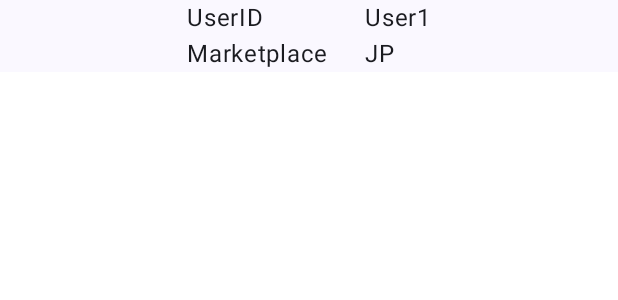
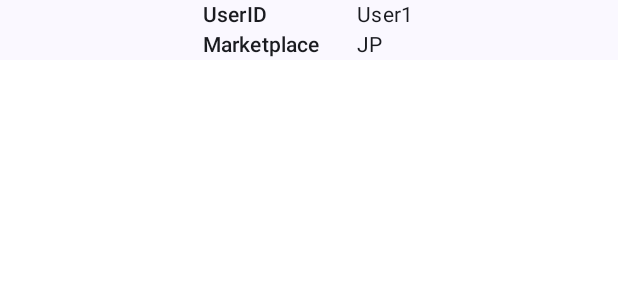
Before and after one commit to TatsukiIshijima/amazon-purchasing, an Android app built with Jetpack Compose: the @Preview function PreviewUserDataHeader, on a phone screen of 412 x 824 dp. Shown: the top 300 px of the screen. Run offline under Robolectric (Android 15) with nearby library versions, the phone set to English and light mode, and no system bars.

Commit message:
fix text style

```diff
--- a/app/src/main/java/com/tatsuki/appstoresdksample/ui/compose/Body.kt
+++ b/app/src/main/java/com/tatsuki/appstoresdksample/ui/compose/Body.kt
@@ -4,6 +4,7 @@ import androidx.annotation.StringRes
 import androidx.compose.foundation.layout.Column
 import androidx.compose.foundation.layout.Spacer
 import androidx.compose.foundation.layout.height
+import androidx.compose.material3.MaterialTheme
 import androidx.compose.material3.Text
 import androidx.compose.runtime.Composable
 import androidx.compose.ui.Modifier
@@ -19,7 +20,10 @@ fun Body(
   Column(
     modifier = modifier
   ) {
-    Text(text = stringResource(id = titleResource))
+    Text(
+      text = stringResource(id = titleResource),
+      style = MaterialTheme.typography.headlineSmall
+    )
     Spacer(modifier = Modifier.height(4.dp))
     column()
   }
--- a/app/src/main/java/com/tatsuki/appstoresdksample/ui/compose/UserDataHeader.kt
+++ b/app/src/main/java/com/tatsuki/appstoresdksample/ui/compose/UserDataHeader.kt
@@ -6,9 +6,11 @@ import androidx.compose.foundation.layout.Row
 import androidx.compose.foundation.layout.Spacer
 import androidx.compose.foundation.layout.fillMaxWidth
 import androidx.compose.foundation.layout.width
+import androidx.compose.material3.MaterialTheme
 import androidx.compose.material3.Surface
 import androidx.compose.material3.Text
 import androidx.compose.runtime.Composable
+import androidx.compose.ui.Alignment
 import androidx.compose.ui.Modifier
 import androidx.compose.ui.res.stringResource
 import androidx.compose.ui.tooling.preview.Preview
@@ -25,15 +27,28 @@ fun UserDataHeader(
   Row(
     modifier = modifier.fillMaxWidth(),
     horizontalArrangement = Arrangement.Center,
+    verticalAlignment = Alignment.CenterVertically,
   ) {
     Column {
-      Text(text = stringResource(id = R.string.user_id_label))
-      Text(text = stringResource(id = R.string.marketplace_label))
+      Text(
+        text = stringResource(id = R.string.user_id_label),
+        style = MaterialTheme.typography.labelLarge
+      )
+      Text(
+        text = stringResource(id = R.string.marketplace_label),
+        style = MaterialTheme.typography.labelLarge
+      )
     }
     Spacer(modifier = Modifier.width(24.dp))
-    Column() {
-      Text(text = userId)
-      Text(text = marketplace)
+    Column {
+      Text(
+        text = userId,
+        style = MaterialTheme.typography.bodyMedium
+      )
+      Text(
+        text = marketplace,
+        style = MaterialTheme.typography.bodyMedium
+      )
     }
   }
 }
--- a/app/src/main/java/com/tatsuki/appstoresdksample/ui/theme/Theme.kt
+++ b/app/src/main/java/com/tatsuki/appstoresdksample/ui/theme/Theme.kt
@@ -4,6 +4,7 @@ import android.app.Activity
 import android.os.Build
 import androidx.compose.foundation.isSystemInDarkTheme
 import androidx.compose.material3.MaterialTheme
+import androidx.compose.material3.Typography
 import androidx.compose.material3.darkColorScheme
 import androidx.compose.material3.dynamicDarkColorScheme
 import androidx.compose.material3.dynamicLightColorScheme
@@ -64,7 +65,7 @@ fun AppStoreSDKSampleTheme(
 
   MaterialTheme(
     colorScheme = colorScheme,
-    typography = Typography,
+    typography = Typography(),
     content = content
   )
 }
--- a/app/src/main/java/com/tatsuki/appstoresdksample/ui/theme/Type.kt
+++ /dev/null
@@ -1,34 +0,0 @@
-package com.tatsuki.appstoresdksample.ui.theme
-
-import androidx.compose.material3.Typography
-import androidx.compose.ui.text.TextStyle
-import androidx.compose.ui.text.font.FontFamily
-import androidx.compose.ui.text.font.FontWeight
-import androidx.compose.ui.unit.sp
-
-// Set of Material typography styles to start with
-val Typography = Typography(
-  bodyLarge = TextStyle(
-    fontFamily = FontFamily.Default,
-    fontWeight = FontWeight.Normal,
-    fontSize = 16.sp,
-    lineHeight = 24.sp,
-    letterSpacing = 0.5.sp
-  )
-  /* Other default text styles to override
-    titleLarge = TextStyle(
-        fontFamily = FontFamily.Default,
-        fontWeight = FontWeight.Normal,
-        fontSize = 22.sp,
-        lineHeight = 28.sp,
-        letterSpacing = 0.sp
-    ),
-    labelSmall = TextStyle(
-        fontFamily = FontFamily.Default,
-        fontWeight = FontWeight.Medium,
-        fontSize = 11.sp,
-        lineHeight = 16.sp,
-        letterSpacing = 0.5.sp
-    )
-    */
-)
```
Also changed, not shown: app/src/main/java/com/tatsuki/appstoresdksample/ui/compose/ProductColumn.kt (+8 -3 lines), app/src/main/java/com/tatsuki/appstoresdksample/ui/compose/ReceiptColumn.kt (+8 -3 lines).
